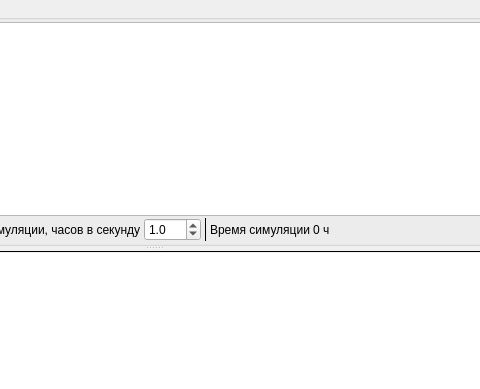
Before: the Qt Designer form viewer/mainwindow.ui in strawfill/ship, drawn with Qt 5; both pictures show x 273 to 753 and y 0 to 389 of the 853 by 643 pixel window.
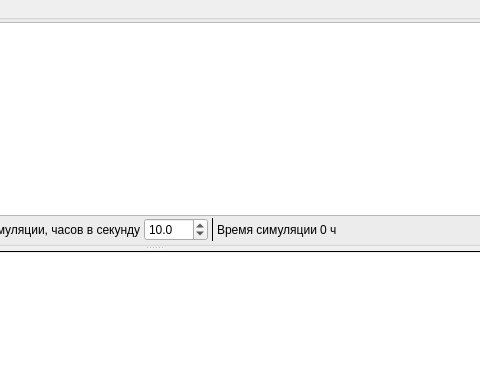
After: the same form once the commit is applied. Icons and pictures are not drawn. Custom widgets are drawn as their Qt base class.

What changed in the file:
```diff
--- a/viewer/mainwindow.ui
+++ b/viewer/mainwindow.ui
@@ -188,6 +188,9 @@
                  <property name="minimum">
                   <double>0.100000000000000</double>
                  </property>
+                 <property name="maximum">
+                  <double>1000.000000000000000</double>
+                 </property>
                  <property name="singleStep">
                   <double>0.100000000000000</double>
                  </property>
@@ -195,7 +198,7 @@
                   <enum>QAbstractSpinBox::AdaptiveDecimalStepType</enum>
                  </property>
                  <property name="value">
-                  <double>1.000000000000000</double>
+                  <double>10.000000000000000</double>
                  </property>
                 </widget>
                </item>
```
Left out of the diff: 2 changed lines with no effect on the pictures.
